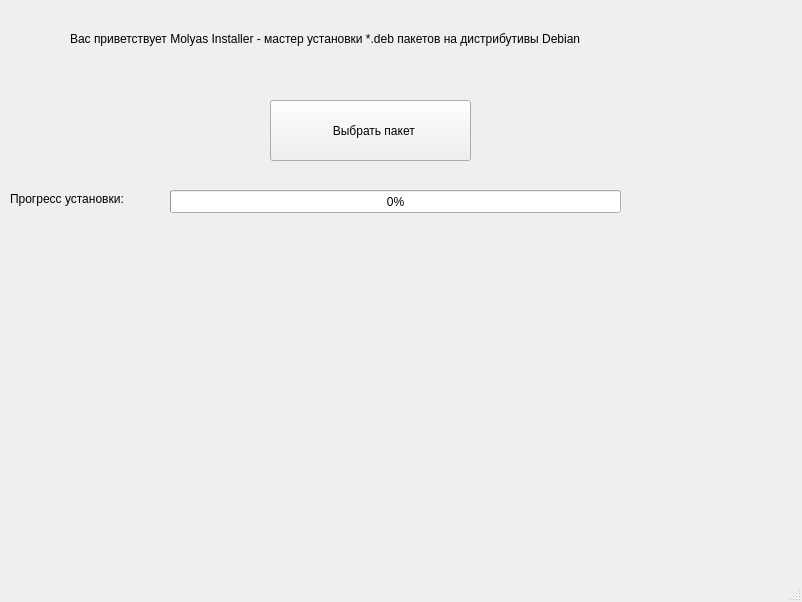
CASCAD-LLC/Molyas, file mainwindow.ui: the form before one commit.
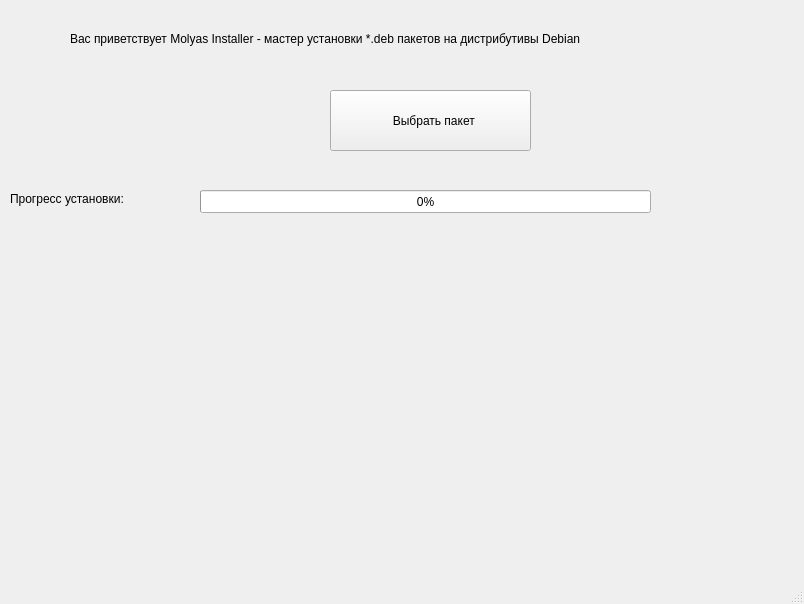
The form after the commit. Icons and pictures are not drawn.

```diff
--- a/mainwindow.ui
+++ b/mainwindow.ui
@@ -6,8 +6,8 @@
    <rect>
     <x>0</x>
     <y>0</y>
-    <width>802</width>
-    <height>602</height>
+    <width>804</width>
+    <height>604</height>
    </rect>
   </property>
   <property name="windowTitle">
@@ -30,8 +30,8 @@
    <widget class="QPushButton" name="pushButton">
     <property name="geometry">
      <rect>
-      <x>270</x>
-      <y>100</y>
+      <x>330</x>
+      <y>90</y>
       <width>201</width>
       <height>61</height>
      </rect>
@@ -52,7 +52,7 @@
    <widget class="QProgressBar" name="progressBar">
     <property name="geometry">
      <rect>
-      <x>170</x>
+      <x>200</x>
       <y>190</y>
       <width>451</width>
       <height>23</height>
```
Left out of the diff: 2 changed lines with no effect on the pictures.
